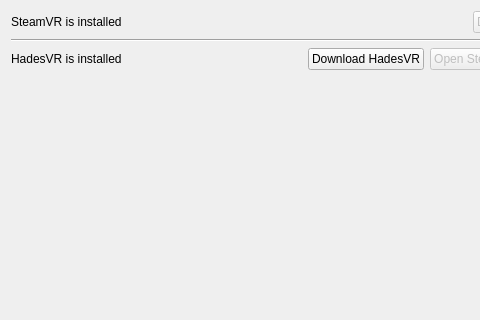
JX5S/HadesVR_GUI_Tool, file Panes/driver_pane.ui: the form before one commit; both pictures show x 0 to 480 and y 0 to 320 of the 600 by 600 pixel window.
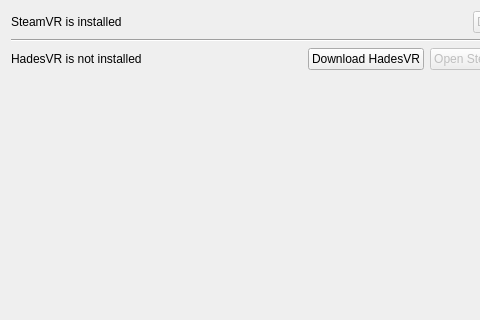
The form after the commit.

What changed in the file:
```diff
--- a/Panes/driver_pane.ui
+++ b/Panes/driver_pane.ui
@@ -60,7 +60,7 @@
      <item>
       <widget class="QLabel" name="label_status_hadesvr">
        <property name="text">
-        <string>HadesVR is installed</string>
+        <string>HadesVR is not installed</string>
        </property>
       </widget>
      </item>
```
